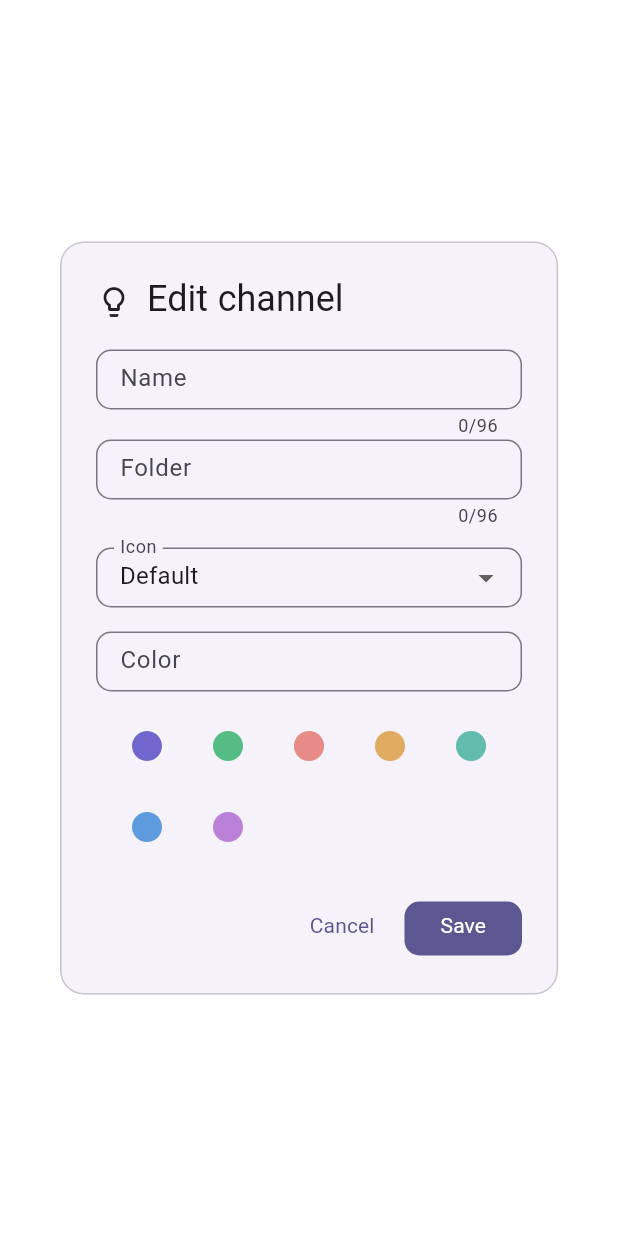
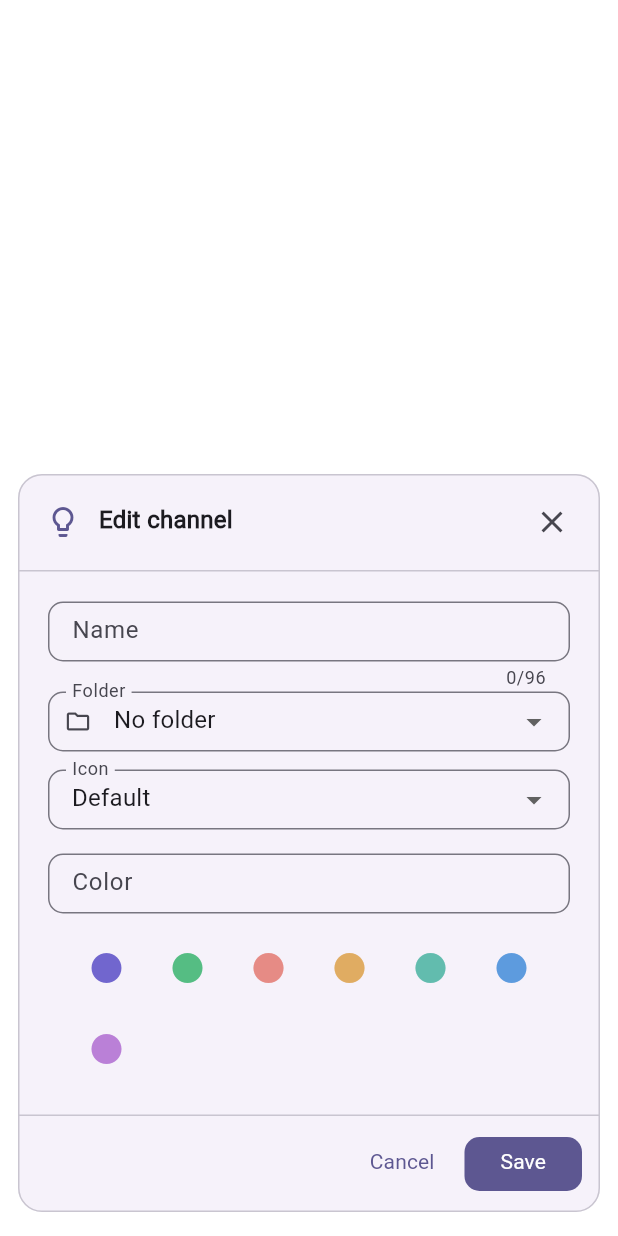
Before and after one commit to atomicdeploy/PCController, a Flutter app: the ChannelEditor widget shown alone on an empty page, opened directly with empty values, on a phone screen of 412 x 824 dp. Run offline on Flutter 3.47's test engine with Material 3 defaults, Android fonts, the phone set to English and light mode, and no system bars; our stand-ins replace flutter_secure_storage, shared_preferences; missing offline and left inert: mqtt_client; accounts and stored records are empty; key blocks and very long unbroken strings in the code were emptied for the run.

Commit message:
feat(mobile): make hardware workspace contextual and event driven [skip ci]

```diff
--- a/mobile/lib/unified/channel_editor.dart
+++ b/mobile/lib/unified/channel_editor.dart
@@ -2,6 +2,7 @@ import 'package:flutter/material.dart';
 
 import '../icons.dart';
 import 'transport.dart' show Json;
+import 'controller_dialog.dart';
 
 const channelIcons = <String, IconData>{
   'armchair': Icons.airline_seat_recline_normal,
@@ -31,8 +32,14 @@ Color? channelColor(Object? value) =>
     : null;
 
 class ChannelEditor extends StatefulWidget {
-  const ChannelEditor({super.key, required this.control});
+  const ChannelEditor({
+    super.key,
+    required this.control,
+    this.folders = const [],
+    this.controls = const [],
+  });
   final Json control;
+  final List<Json> folders, controls;
   @override
   State<ChannelEditor> createState() => _ChannelEditorState();
 }
@@ -42,9 +49,25 @@ class _ChannelEditorState extends State<ChannelEditor> {
   late final name = TextEditingController(
     text: '${widget.control['name'] ?? ''}',
   );
-  late final folder = TextEditingController(
-    text: '${widget.control['group'] ?? ''}',
-  );
+  late String folder = '${widget.control['group'] ?? ''}';
+  String kind(Object? value) => ['seat', 'side', 'motion'].contains(value)
+      ? 'motion'
+      : ['mosfet', 'pwm'].contains(value)
+      ? 'pwm'
+      : value == 'relay'
+      ? 'relay'
+      : 'board';
+  List<String> get folderChoices => <String>{
+    '',
+    folder,
+    for (final f in widget.folders)
+      if (f['kind'] == kind(widget.control['kind']) && f['name'] is String)
+        f['name'] as String,
+    for (final c in widget.controls)
+      if (kind(c['kind']) == kind(widget.control['kind']) &&
+          c['group'] is String)
+        c['group'] as String,
+  }.toList()..sort((a, b) => a.toLowerCase().compareTo(b.toLowerCase()));
   late final color = TextEditingController(
     text: '${widget.control['color'] ?? ''}',
   );
@@ -52,24 +75,34 @@ class _ChannelEditorState extends State<ChannelEditor> {
   @override
   void dispose() {
     name.dispose();
-    folder.dispose();
     color.dispose();
     super.dispose();
   }
 
   @override
-  Widget build(BuildContext context) => AlertDialog(
-    title: Row(
-      children: [
-        Icon(
-          channelIcons[icon] ?? channelIcon(widget.control),
-          color: channelColor(color.text),
-        ),
-        const SizedBox(width: 10),
-        const Text('Edit channel'),
-      ],
-    ),
-    content: SizedBox(
+  Widget build(BuildContext context) => ControllerDialog(
+    title: 'Edit channel',
+    icon: channelIcons[icon] ?? channelIcon(widget.control),
+    actions: [
+      TextButton(
+        onPressed: () => Navigator.pop(context),
+        child: const Text('Cancel'),
+      ),
+      FilledButton(
+        onPressed: () {
+          if (form.currentState!.validate()) {
+            Navigator.pop(context, <String, dynamic>{
+              'name': name.text.trim(),
+              'group': folder,
+              'icon': icon,
+              'color': color.text.trim(),
+            });
+          }
+        },
+        child: const Text('Save'),
+      ),
+    ],
+    child: SizedBox(
       width: 440,
       child: SingleChildScrollView(
         child: Form(
@@ -82,10 +115,24 @@ class _ChannelEditorState extends State<ChannelEditor> {
                 maxLength: 96,
                 decoration: const InputDecoration(labelText: 'Name'),
               ),
-              TextFormField(
-                controller: folder,
-                maxLength: 96,
-                decoration: const InputDecoration(labelText: 'Folder'),
+              DropdownButtonFormField<String>(
+                key: const ValueKey('channel-folder'),
+                initialValue: folder,
+                isExpanded: true,
+                decoration: const InputDecoration(
+                  labelText: 'Folder',
+                  prefixIcon: Icon(Icons.folder_outlined),
+                ),
+                items: [
+                  for (final value in folderChoices)
+                    DropdownMenuItem(
+                      value: value,
+                      child: Text(value.isEmpty ? 'No folder' : value),
+                    ),
+                ],
+                onChanged: (value) {
+                  if (value != null) setState(() => folder = value);
+                },
               ),
               const SizedBox(height: 12),
               DropdownButtonFormField<String>(
@@ -159,24 +206,5 @@ class _ChannelEditorState extends State<ChannelEditor> {
         ),
       ),
     ),
-    actions: [
-      TextButton(
-        onPressed: () => Navigator.pop(context),
-        child: const Text('Cancel'),
-      ),
-      FilledButton(
-        onPressed: () {
-          if (form.currentState!.validate()) {
-            Navigator.pop(context, <String, dynamic>{
-              'name': name.text.trim(),
-              'group': folder.text.trim(),
-              'icon': icon,
-              'color': color.text.trim(),
-            });
-          }
-        },
-        child: const Text('Save'),
-      ),
-    ],
   );
 }
--- a/mobile/lib/unified/workspace_chrome.dart
+++ b/mobile/lib/unified/workspace_chrome.dart
@@ -134,7 +134,10 @@ class ActivityStrip extends StatelessWidget {
       );
     });
     return vertical
-        ? SizedBox(width: 164, child: Column(children: items))
+        ? SizedBox(
+            width: 164,
+            child: SingleChildScrollView(child: Column(children: items)),
+          )
         : SingleChildScrollView(
             scrollDirection: Axis.horizontal,
             child: Row(children: items),
--- a/mobile/pubspec.yaml
+++ b/mobile/pubspec.yaml
@@ -16,7 +16,7 @@ publish_to: 'none' # Remove this line if you wish to publish to pub.dev
 # https://developer.apple.com/library/archive/documentation/General/Reference/InfoPlistKeyReference/Articles/CoreFoundationKeys.html
 # In Windows, build-name is used as the major, minor, and patch parts
 # of the product and file versions while build-number is used as the build suffix.
-version: 0.1.10+11
+version: 0.1.11+12
 
 environment:
   sdk: ^3.13.3
```
Also changed, not shown: mobile/lib/main.dart (+152 -92 lines), mobile/lib/unified/live_widgets.dart (+31 -2 lines), mobile/lib/unified/transport.dart (+37 -21 lines), 9 other files.
